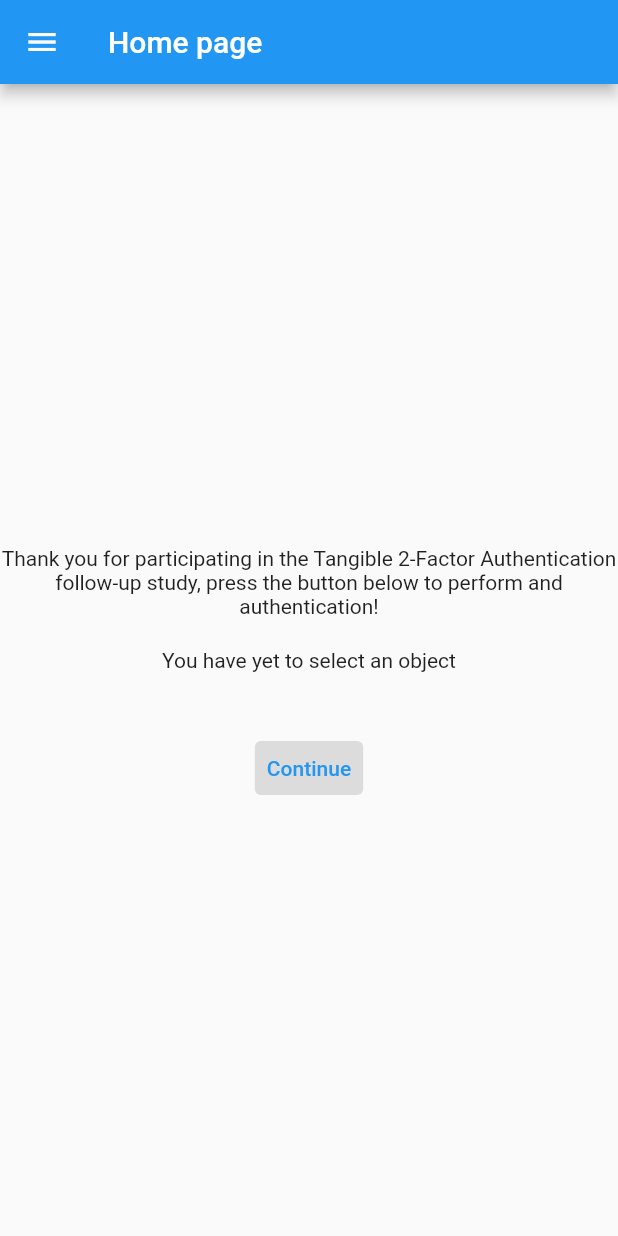
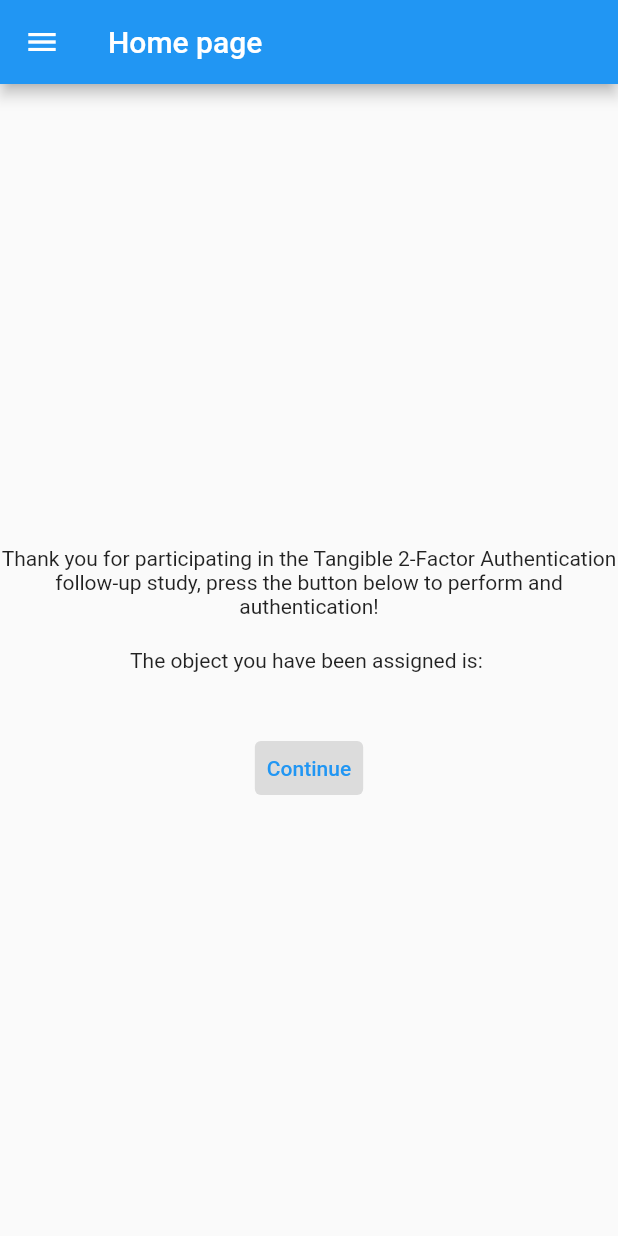
Before and after one commit to mTurner-beepboop/t2fa_study_app, a Flutter app: the screen it shows after launch, after a tap on "Credit Card", on a phone screen of 412 x 824 dp. Run offline on Flutter 3.47's test engine with Material 2 defaults, Android fonts, the phone set to English and light mode, and no system bars; our stand-ins replace cloud_firestore, firebase_core, firebase_messaging, flutter_local_notifications; accounts and stored records are empty.

Commit message:
Fixed issue where on first start null object would be passed to authentication, even though the user has selected their object. Also fixed the text display of which object user has to allow update without requiring restart

```diff
--- a/lib/home.dart
+++ b/lib/home.dart
@@ -3,16 +3,15 @@ import 'withdraw.dart';
 import 'questions.dart';
 import 'tutorial.dart';
 import 'auth/auth.dart';
-import 'local.dart';
+import 'utility/local.dart';
 
 ///This file contains the code for the main home page of the app. Currently the
 ///only thing on the home page will be a button to authenticate, however I'm
 ///sure more will be needed soon
 
 class Home extends StatefulWidget {
-  const Home({Key? key, required this.title, required this.firstStart, this.object}) : super(key: key);
+  const Home({Key? key, required this.title, required this.firstStart}) : super(key: key);
 
-  final Objects? object;
   final bool firstStart;
   final String title;
 
@@ -21,14 +20,27 @@ class Home extends StatefulWidget {
 }
 
 class _HomeState extends State<Home> {
+  Objects? object;
+  String objText = "You have yet to select an object";
+
   @override
   void initState(){
     super.initState();
     //Deal with first start information collection
     if (widget.firstStart){
-      print("First start");
       WidgetsBinding.instance.addPostFrameCallback((_) {_firstStartDialog();});
     }
+    //Read object from file
+    _updateObj();
+  }
+
+  void _updateObj() {
+    setState(() {
+      getObject().then((obj) {
+        object = getEnumObject(obj);
+        objText = "The object you have been assigned is: " + getStringObject(object);
+      });
+    });
   }
 
   ///Pop-up for first start
@@ -57,13 +69,19 @@ class _HomeState extends State<Home> {
         }
     )) {
       case Objects.cube:
-        writeObject("cube");
+        writeObject("cube").then((file) {
+          _updateObj();
+        });
         break;
       case Objects.card:
-        writeObject("card");
+        writeObject("card").then((file) {
+          _updateObj();
+        });
         break;
       case Objects.pendant:
-        writeObject("pendant");
+        writeObject("pendant").then((file) {
+          _updateObj();
+        });
         break;
       case null:
         break;
@@ -132,9 +150,7 @@ class _HomeState extends State<Home> {
             height: 20,
           ),
           Center(
-            child: widget.object == null
-                   ? const Text("You have yet to select an object")
-                   : Text("The object you have been assigned is: " + getStringObject(widget.object)),
+            child: Text(objText)
           ),
           const SizedBox(
             height: 40,
@@ -143,7 +159,7 @@ class _HomeState extends State<Home> {
             onPressed: () {
               Navigator.push(
                 context,
-                MaterialPageRoute(builder: (context) => Auth(title: "Authentication Page", object: widget.object)),
+                MaterialPageRoute(builder: (context) => Auth(title: "Authentication Page", object: object)),
               );
             },
             style: ButtonStyle(
--- a/lib/main.dart
+++ b/lib/main.dart
@@ -1,7 +1,7 @@
 import 'package:flutter/material.dart';
 import 'package:firebase_core/firebase_core.dart';
 import 'package:firebase_messaging/firebase_messaging.dart';
-import 'package:t2fa_usability_app/local.dart';
+import 'package:t2fa_usability_app/utility/local.dart';
 import 'package:flutter_local_notifications/flutter_local_notifications.dart';
 
 import 'utility/firebase_options.dart';
@@ -42,26 +42,22 @@ void main() async {
     sound: true,
   );
 
-  //Check if this is the first start by looking for the file on disk]
+  //Check if this is the first start by looking for the file on disk
   String storedObj = await getObject();
   var first = false;
-  Objects? obj;
   if (storedObj == "None"){
     first = true;
-    await FirebaseMessaging.instance.subscribeToTopic("active_participant");
-  } else {
-    obj = getEnumObject(storedObj);
+    FirebaseMessaging.instance.subscribeToTopic("active_participant");
   }
 
   //Display the home page here
-  runApp(MainApp(firstStart: first, object: obj));
+  runApp(MainApp(firstStart: first));
 }
 
 ///Create the main app state
 class MainApp extends StatefulWidget {
-  const MainApp({Key? key, required this.firstStart, this.object}) : super(key: key);
+  const MainApp({Key? key, required this.firstStart}) : super(key: key);
 
-  final Objects? object;
   final bool firstStart;
 
   @override
@@ -83,7 +79,7 @@ class _MainAppState extends State<MainApp> {
       theme: ThemeData(
         primarySwatch: Colors.blue,
       ),
-      home: Home(title: 'Home page', firstStart: widget.firstStart, object:widget.object),
+      home: Home(title: 'Home page', firstStart: widget.firstStart),
     );
   }
 }
```
Also changed, not shown: lib/auth/auth.dart (+22 -4 lines), lib/withdraw.dart (+7 -3 lines), lib/utility/local.dart (renamed from lib/local.dart).
